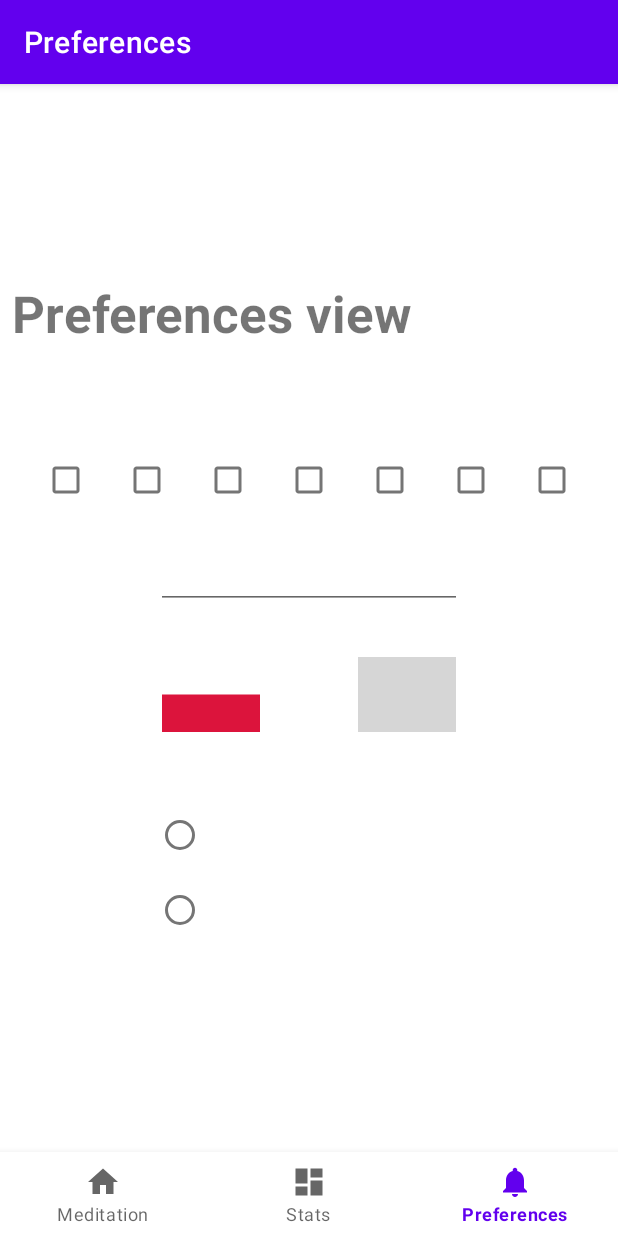
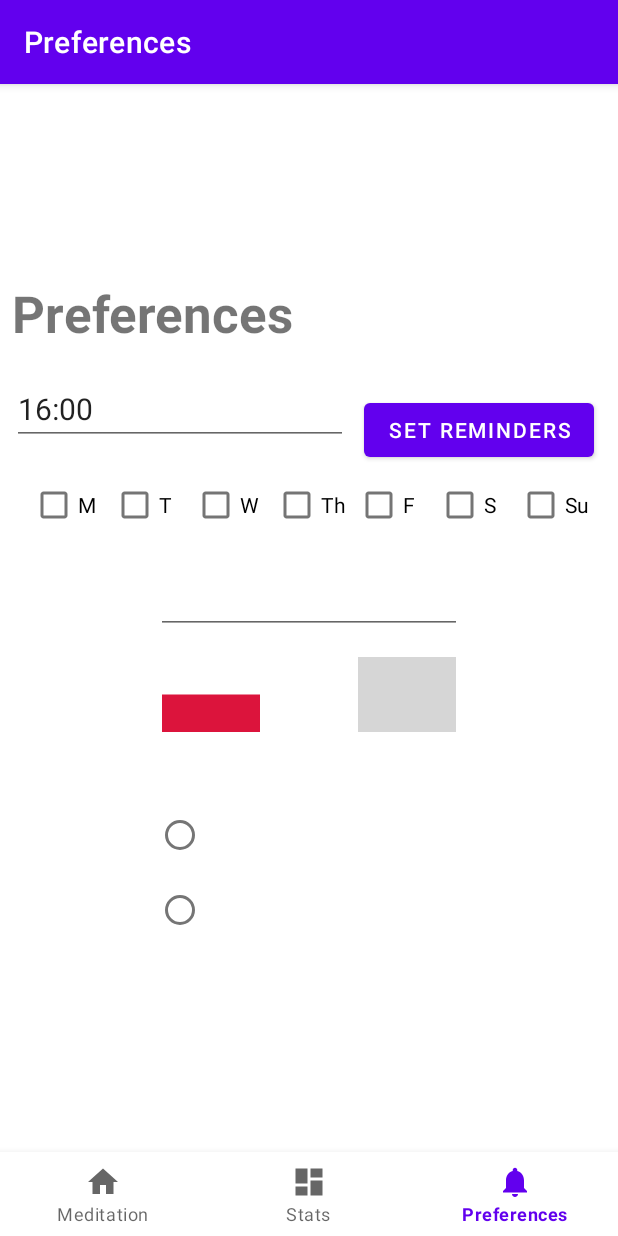
Before and after one commit to mikkac/zen_zone, an Android app: the PreferencesFragment screen opened through its navigation route, on a phone screen of 412 x 824 dp. Run offline under Robolectric (Android 15) with nearby library versions, the phone set to English and light mode, and no system bars; our stand-ins replace navigation-ui; grey boxes are pictures that could not be loaded.

Commit message:
#15 - Implement reminder

```diff
--- a/ZenZone/app/src/main/AndroidManifest.xml
+++ b/ZenZone/app/src/main/AndroidManifest.xml
@@ -2,6 +2,9 @@
 <manifest xmlns:android="http://schemas.android.com/apk/res/android"
     xmlns:tools="http://schemas.android.com/tools">
 
+    <uses-permission android:name="android.permission.POST_NOTIFICATIONS" />
+    <uses-permission android:name="android.permission.SCHEDULE_EXACT_ALARM" />
+    <uses-permission android:name="android.permission.FOREGROUND_SERVICE" />
     <application
         android:allowBackup="true"
         android:dataExtractionRules="@xml/data_extraction_rules"
@@ -22,6 +25,9 @@
                 <category android:name="android.intent.category.LAUNCHER" />
             </intent-filter>
         </activity>
+        <service
+            android:name="zen.zone.ui.preferences.ReminderService"
+            android:exported="false" />
     </application>
 
 </manifest>
--- a/ZenZone/app/src/main/java/zen/zone/ui/preferences/PreferencesFragment.java
+++ b/ZenZone/app/src/main/java/zen/zone/ui/preferences/PreferencesFragment.java
@@ -1,23 +1,46 @@
 package zen.zone.ui.preferences;
 
+import android.annotation.SuppressLint;
+import android.content.Context;
+import android.content.Intent;
+import android.content.SharedPreferences;
 import android.os.Bundle;
 import android.view.LayoutInflater;
 import android.view.View;
 import android.view.ViewGroup;
+import android.widget.Button;
+import android.widget.CheckBox;
+import android.widget.EditText;
 import android.widget.TextView;
+import android.widget.Toast;
 
 import androidx.annotation.NonNull;
 import androidx.fragment.app.Fragment;
 import androidx.lifecycle.ViewModelProvider;
 
+import java.util.ArrayList;
+import java.util.List;
+
+import zen.zone.R;
 import zen.zone.databinding.FragmentPreferencesBinding;
 
 public class PreferencesFragment extends Fragment {
 
     private FragmentPreferencesBinding binding;
+    private CheckBox[] dayCheckBoxes;
+    private EditText timeEditText;
 
+    @Override
+    public void onCreate(Bundle savedInstanceState) {
+        super.onCreate(savedInstanceState);
+    }
+
+    @SuppressLint("SetTextI18n")
     public View onCreateView(@NonNull LayoutInflater inflater,
                              ViewGroup container, Bundle savedInstanceState) {
+
+        View view = inflater.inflate(R.layout.fragment_preferences, container, false);
+
         PreferencesViewModel preferencesViewModel =
                 new ViewModelProvider(this).get(PreferencesViewModel.class);
 
@@ -26,7 +49,62 @@ public class PreferencesFragment extends Fragment {
 
         final TextView textView = binding.textPreferences;
         preferencesViewModel.getText().observe(getViewLifecycleOwner(), textView::setText);
-        return root;
+
+        TextView preferencesText = view.findViewById(R.id.text_preferences);
+        preferencesText.setText("Preferences");
+        timeEditText = view.findViewById(R.id.text_reminder);
+        timeEditText.setText("16:00");
+        CheckBox monday = view.findViewById(R.id.checkBox_monday);
+        monday.setText("M");
+        CheckBox tuesday = view.findViewById(R.id.checkBox_tuesday);
+        tuesday.setText("T");
+        CheckBox wednesday = view.findViewById(R.id.checkBox_wednesday);
+        wednesday.setText("W");
+        CheckBox thursday = view.findViewById(R.id.checkBox_thursday);
+        thursday.setText("Th");
+        CheckBox friday = view.findViewById(R.id.checkBox_friday);
+        friday.setText("F");
+        CheckBox saturday = view.findViewById(R.id.checkBox_saturday);
+        saturday.setText("S");
+        CheckBox sunday = view.findViewById(R.id.checkBox_sunday);
+        sunday.setText("Su");
+
+        dayCheckBoxes = new CheckBox[] {monday, tuesday, wednesday, thursday, friday, saturday, sunday};
+        Button reminderButton = view.findViewById(R.id.button_reminder);
+        reminderButton.setOnClickListener(v -> saveReminderSettings());
+
+        return view;
+    }
+
+    private void saveReminderSettings() {
+        List<String> selectedDays = new ArrayList<>();
+        for (CheckBox checkBox : dayCheckBoxes) {
+            if(checkBox.isChecked()) {
+                selectedDays.add(checkBox.getText().toString());
+            }
+        }
+        String time = timeEditText.getText().toString();
+
+        if(TimeValidator.isValidTime(time)) {
+            SharedPreferences sharedPreferences = this.requireContext().getSharedPreferences("ReminderPrefs", Context.MODE_PRIVATE);
+            SharedPreferences.Editor editor = sharedPreferences.edit();
+
+            StringBuilder daysStringBuilder = new StringBuilder();
+            for (String day : selectedDays) {
+                daysStringBuilder.append(day).append(",");
+            }
+            editor.putString("selectedDays", daysStringBuilder.toString());
+            editor.putString("selectedTime", time);
+            editor.apply();
+
+            Context context = requireContext();
+            Intent intent = new Intent(context, ReminderService.class);
+            context.startForegroundService(intent);
+
+            Toast.makeText(getContext(), "Reminders were set-up!", Toast.LENGTH_SHORT).show();
+        } else {
+            Toast.makeText(getContext(), "Time format should be HH:MM", Toast.LENGTH_LONG).show();
+        }
     }
 
     @Override
--- a/ZenZone/app/src/main/res/layout/fragment_preferences.xml
+++ b/ZenZone/app/src/main/res/layout/fragment_preferences.xml
@@ -78,13 +78,13 @@
         app:layout_constraintVertical_bias="0.1"
         tools:text="Preferences" />
 
-    <TextView
+    <EditText
         android:id="@+id/text_reminder"
         android:layout_width="match_parent"
         android:layout_height="wrap_content"
         android:layout_marginStart="8dp"
         android:layout_marginTop="8dp"
-        android:layout_marginEnd="8dp"
+        android:layout_marginEnd="180dp"
         android:textAlignment="textStart"
         android:textSize="20sp"
         app:layout_constraintBottom_toBottomOf="parent"
@@ -211,4 +211,15 @@
             tools:text="Dark" />
     </RadioGroup>
 
+    <Button
+        android:id="@+id/button_reminder"
+        android:layout_width="wrap_content"
+        android:layout_height="wrap_content"
+        android:layout_marginTop="29dp"
+        android:layout_marginEnd="16dp"
+        android:text="Set reminders"
+        app:layout_constraintBottom_toTopOf="@+id/checkBox_sunday"
+        app:layout_constraintEnd_toEndOf="parent"
+        app:layout_constraintTop_toBottomOf="@+id/text_preferences" />
+
 </androidx.constraintlayout.widget.ConstraintLayout>
```
Also changed, not shown: ZenZone/app/src/main/java/zen/zone/MainActivity.java (+10 -0 lines), ZenZone/app/src/main/java/zen/zone/ui/preferences/ReminderService.java (added, +190 -0 lines), ZenZone/app/src/main/java/zen/zone/ui/preferences/TimeValidator.java (added, +21 -0 lines).
